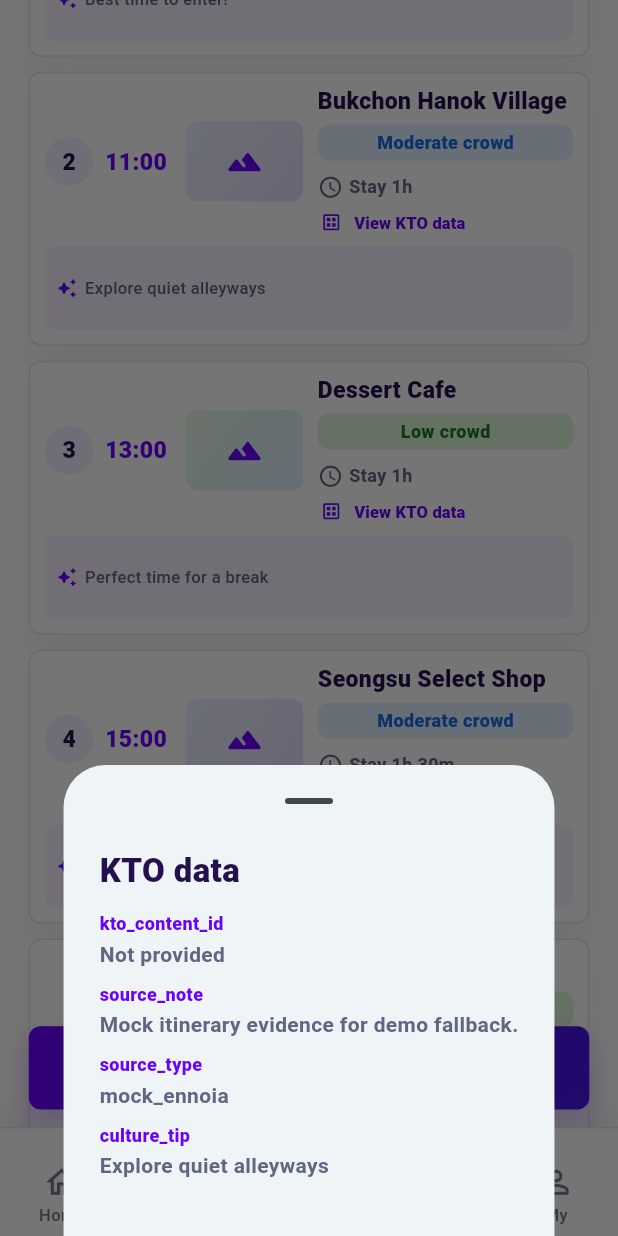
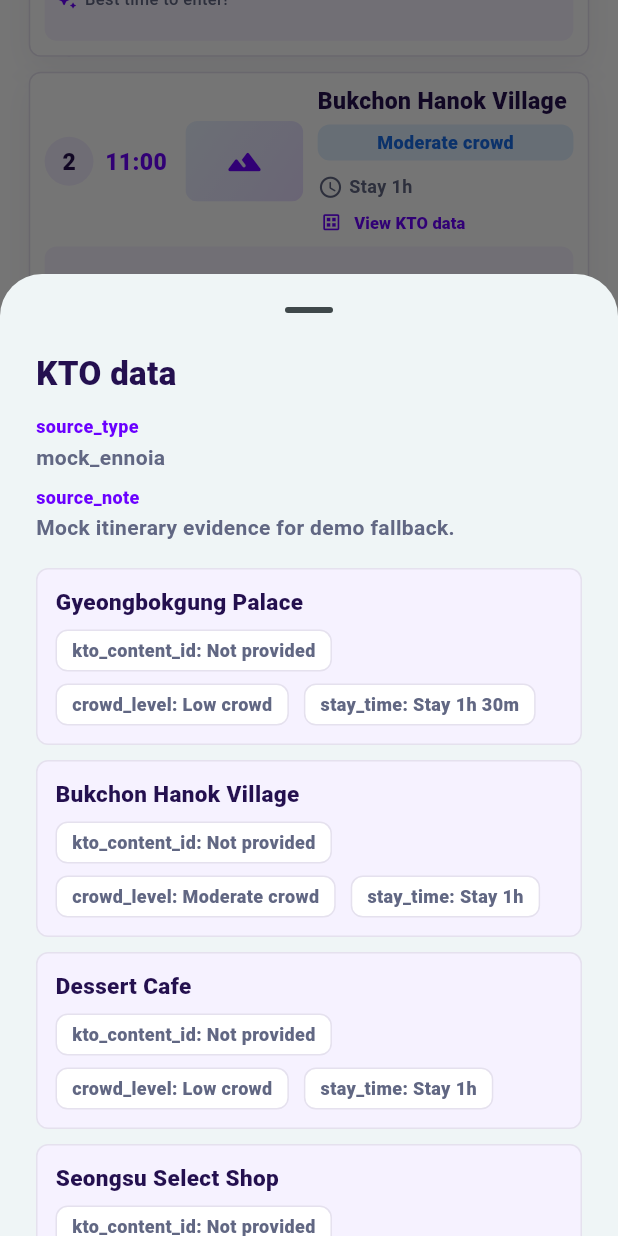
Before and after one commit to choihyungyu0/NoriGo, a Flutter app: the AiItineraryPlannerScreen screen opened by its route, scrolled down 576 dp, after a tap on "View KTO data", on a phone screen of 412 x 824 dp. Run offline on Flutter 3.47's test engine with Material 3 defaults, Android fonts, the phone set to English and light mode, and no system bars; our stand-ins replace camera, supabase_flutter; accounts and stored records are empty.

Commit message:
Stabilize AI itinerary demo flow

```diff
--- a/lib/features/ennoia/domain/itinerary_agent_result.dart
+++ b/lib/features/ennoia/domain/itinerary_agent_result.dart
@@ -28,7 +28,8 @@
       sourceType == 'ennoia' ||
       sourceType == 'ennoia_kto_mcp' ||
       sourceType == 'kto_openapi_ennoia' ||
-      sourceType == 'kto_openapi_fallback';
+      sourceType == 'kto_openapi_fallback' ||
+      sourceType.contains('fallback');
 
   factory ItineraryAgentResult.fromJson(Map<String, Object?> json) {
     final data = _nestedMap(json) ?? json;
@@ -199,6 +200,7 @@
       if (normalized == 'ennoia_kto_mcp') return 'ennoia_kto_mcp';
       if (normalized == 'kto_openapi_ennoia') return 'kto_openapi_ennoia';
       if (normalized == 'kto_openapi_fallback') return 'kto_openapi_fallback';
+      if (normalized.contains('fallback')) return normalized;
       if (normalized == 'ennoia') return 'ennoia';
     }
 
--- a/lib/features/itinerary/application/ai_itinerary_controller.dart
+++ b/lib/features/itinerary/application/ai_itinerary_controller.dart
@@ -35,30 +35,49 @@
   String _persistenceLabel = 'Local mock only';
   String? _errorMessage;
   String? _snackBarMessage;
+  String? _persistedPlanId;
   ItineraryRequest? _currentRequest;
   ItineraryAgentResult? _currentResult;
   ItineraryPlan? _plan;
+  Future<void>? _generationFuture;
 
   AiItineraryStatus get status => _status;
   ItineraryPlan? get plan => _plan;
   String? get errorMessage => _errorMessage;
   String get sourceType => _sourceType;
   String get persistenceLabel => _persistenceLabel;
+  String? get persistedPlanId => _persistedPlanId;
   bool get isLoading => _status == AiItineraryStatus.loading;
   bool get isSaving => _status == AiItineraryStatus.saving;
   bool get isGeneratingEnnoia => isLoading;
   String get sourceLabel {
-    return switch (_sourceType) {
-      'kto_openapi_ennoia' => 'KTO OpenAPI + ennoia',
-      'kto_openapi_fallback' => 'KTO fallback + ennoia',
-      'ennoia_kto_mcp' || 'ennoia' => 'ennoia + KTO MCP',
-      _ => 'Mock ennoia',
-    };
+    final sourceType = _sourceType.toLowerCase();
+    if (sourceType == 'kto_openapi_ennoia') return 'KTO OpenAPI + ennoia';
+    if (sourceType == 'ennoia_kto_mcp') return 'ennoia + KTO MCP';
+    if (sourceType.contains('fallback') || sourceType.contains('mock')) {
+      return 'Demo fallback';
+    }
+    return 'Generated itinerary';
   }
 
   Future<void> generateItinerary(ItineraryRequest request) async {
     if (_disposed) return;
 
+    final inFlight = _generationFuture;
+    if (inFlight != null) return inFlight;
+
+    final future = _generateItinerary(request);
+    _generationFuture = future;
+    try {
+      await future;
+    } finally {
+      if (identical(_generationFuture, future)) {
+        _generationFuture = null;
+      }
+    }
+  }
+
+  Future<void> _generateItinerary(ItineraryRequest request) async {
     _status = AiItineraryStatus.loading;
     _errorMessage = null;
     _snackBarMessage = null;
@@ -72,15 +91,10 @@
       _currentResult = result;
       _plan = result.toItineraryPlan();
       _sourceType = result.isRealEnnoia ? result.sourceType : 'mock_ennoia';
-      _persistenceLabel = result.persisted
-          ? 'Saved to Supabase'
-          : 'Local mock only';
+      _persistedPlanId = result.persistedPlanId;
+      _persistenceLabel = _persistenceLabelForResult(result);
       _status = AiItineraryStatus.loaded;
       _safeNotifyListeners();
-
-      if (result.isRealEnnoia && !result.persisted) {
-        await saveCurrentPlan();
-      }
     } catch (error) {
       final message = _messageForError(error);
       developer.log(
@@ -136,9 +150,8 @@
 
     if (!hasSession) {
       _status = AiItineraryStatus.loaded;
-      _persistenceLabel = 'Local mock only';
-      _snackBarMessage =
-          'Itinerary generated, but saving requires a Supabase session.';
+      _persistenceLabel = 'Generated, but not saved to Supabase.';
+      _snackBarMessage = 'Generated, but not saved to Supabase.';
       _safeNotifyListeners();
       return false;
     }
@@ -158,9 +171,8 @@
       );
       if (_disposed) return false;
       _status = AiItineraryStatus.loaded;
-      _persistenceLabel = 'Local mock only';
-      _snackBarMessage =
-          'Itinerary generated, but saving requires a Supabase session.';
+      _persistenceLabel = 'Generated, but not saved to Supabase.';
+      _snackBarMessage = 'Generated, but not saved to Supabase.';
       _safeNotifyListeners();
       return false;
     }
@@ -182,6 +194,7 @@
       _currentResult = fallback;
       _plan = fallback.toItineraryPlan();
       _sourceType = 'mock_ennoia';
+      _persistedPlanId = null;
       _persistenceLabel = 'Local mock only';
       _status = AiItineraryStatus.loaded;
     } catch (_) {
@@ -218,4 +231,10 @@
 
     return 'Unable to reach KTO OpenAPI + ennoia.';
   }
+
+  String _persistenceLabelForResult(ItineraryAgentResult result) {
+    if (result.persisted) return 'Saved to Supabase';
+    if (result.isRealEnnoia) return 'Generated, but not saved to Supabase.';
+    return 'Local mock only';
+  }
 }
--- a/lib/features/itinerary/presentation/ai_itinerary_planner_screen.dart
+++ b/lib/features/itinerary/presentation/ai_itinerary_planner_screen.dart
@@ -108,6 +108,7 @@
   }
 
   Future<void> _generateWithEnnoia() async {
+    if (_controller.isGeneratingEnnoia) return;
     await _controller.generateItinerary(
       const ItineraryRequestBuilder().build(),
     );
@@ -293,6 +294,7 @@
                                   plan: plan,
                                   scale: scale,
                                   onCrowdAlertDemo: _openCrowdAlertDemo,
+                                  persistedPlanId: _controller.persistedPlanId,
                                 ),
                                 SizedBox(height: 12 * scale),
                                 _RouteSummaryCard(plan: plan, scale: scale),
@@ -598,9 +600,15 @@
       children: [
         Row(
           children: [
-            _AgentSourceBadge(label: sourceLabel, scale: scale),
+            Flexible(
+              flex: 4,
+              child: _AgentSourceBadge(label: sourceLabel, scale: scale),
+            ),
             SizedBox(width: 10 * scale),
-            _PersistenceBadge(label: persistenceLabel, scale: scale),
+            Flexible(
+              flex: 5,
+              child: _PersistenceBadge(label: persistenceLabel, scale: scale),
+            ),
           ],
         ),
         SizedBox(height: 8 * scale),
@@ -654,16 +662,25 @@
   @override
   Widget build(BuildContext context) {
     final isSaved = label == 'Saved to Supabase';
+    final isUnsaved = label == 'Generated, but not saved to Supabase.';
     return Container(
       height: 32 * scale,
-      constraints: BoxConstraints(maxWidth: 136 * scale),
+      constraints: BoxConstraints(maxWidth: 228 * scale),
       padding: EdgeInsets.symmetric(horizontal: 10 * scale),
       alignment: Alignment.center,
       decoration: BoxDecoration(
-        color: isSaved ? _PlannerColors.lowCrowdBg : const Color(0xFFFFF4DF),
+        color: isSaved
+            ? _PlannerColors.lowCrowdBg
+            : isUnsaved
+            ? const Color(0xFFFFF4DF)
+            : _PlannerColors.tipBg,
         borderRadius: BorderRadius.circular(8),
         border: Border.all(
-          color: isSaved ? const Color(0xFFC7EBC0) : const Color(0xFFECD7AA),
+          color: isSaved
+              ? const Color(0xFFC7EBC0)
+              : isUnsaved
+              ? const Color(0xFFECD7AA)
+              : _PlannerColors.border,
         ),
       ),
       child: FittedBox(
@@ -674,7 +691,9 @@
           style: TextStyle(
             color: isSaved
                 ? _PlannerColors.lowCrowdText
-                : const Color(0xFF8A5D0B),
+                : isUnsaved
+                ? const Color(0xFF8A5D0B)
+                : _PlannerColors.purple,
             fontSize: 12 * scale,
             fontWeight: FontWeight.w900,
             height: 1,
@@ -695,16 +714,25 @@
   Widget build(BuildContext context) {
     final isReal =
         label == 'ennoia + KTO MCP' || label == 'KTO OpenAPI + ennoia';
+    final isFallback = label == 'Demo fallback';
     return Container(
       height: 32 * scale,
-      constraints: BoxConstraints(maxWidth: 136 * scale),
+      constraints: BoxConstraints(maxWidth: 172 * scale),
       padding: EdgeInsets.symmetric(horizontal: 10 * scale),
       alignment: Alignment.center,
       decoration: BoxDecoration(
-        color: isReal ? _PlannerColors.lowCrowdBg : _PlannerColors.tipBg,
+        color: isReal
+            ? _PlannerColors.lowCrowdBg
+            : isFallback
+            ? const Color(0xFFFFF4DF)
+            : _PlannerColors.tipBg,
         borderRadius: BorderRadius.circular(8),
         border: Border.all(
-          color: isReal ? const Color(0xFFC7EBC0) : _PlannerColors.border,
+          color: isReal
+              ? const Color(0xFFC7EBC0)
+              : isFallback
+              ? const Color(0xFFECD7AA)
+              : _PlannerColors.border,
         ),
       ),
       child: FittedBox(
@@ -713,7 +741,11 @@
           label,
           maxLines: 1,
           style: TextStyle(
-            color: isReal ? _PlannerColors.lowCrowdText : _PlannerColors.purple,
+            color: isReal
+                ? _PlannerColors.lowCrowdText
+                : isFallback
+                ? const Color(0xFF8A5D0B)
+                : _PlannerColors.purple,
             fontSize: 12 * scale,
             fontWeight: FontWeight.w900,
             height: 1,
@@ -886,11 +918,13 @@
     required this.plan,
     required this.scale,
     required this.onCrowdAlertDemo,
+    required this.persistedPlanId,
   });
 
   final ItineraryPlan plan;
   final double scale;
   final VoidCallback onCrowdAlertDemo;
+  final String? persistedPlanId;
 
   @override
   Widget build(BuildContext context) {
@@ -908,8 +942,9 @@
             isFirst: index == 0,
             isLast: index == items.length - 1,
             scale: scale,
-            sourceNote: plan.sourceNote,
             sourceType: _sourceTypeForDetails(plan.sourceType),
+            plan: plan,
+            persistedPlanId: persistedPlanId,
             onTap: opensCrowdAlert ? onCrowdAlertDemo : null,
           ),
         );
@@ -934,8 +969,9 @@
     required this.isFirst,
     required this.isLast,
     required this.scale,
-    required this.sourceNote,
     required this.sourceType,
+    required this.plan,
+    required this.persistedPlanId,
     this.onTap,
   });
 
@@ -943,8 +979,9 @@
   final bool isFirst;
   final bool isLast;
   final double scale;
-  final String? sourceNote;
   final String sourceType;
+  final ItineraryPlan plan;
+  final String? persistedPlanId;
   final VoidCallback? onTap;
 
   @override
@@ -960,14 +997,16 @@
               ? _CompactItineraryContent(
                   item: item,
                   scale: scale,
-                  sourceNote: sourceNote,
                   sourceType: sourceType,
+                  plan: plan,
+                  persistedPlanId: persistedPlanId,
                 )
               : _WideItineraryContent(
                   item: item,
                   scale: scale,
-                  sourceNote: sourceNote,
                   sourceType: sourceType,
+                  plan: plan,
+                  persistedPlanId: persistedPlanId,
                 ),
         );
 
@@ -1009,14 +1048,16 @@
   const _WideItineraryContent({
     required this.item,
     required this.scale,
-    required this.sourceNote,
     required this.sourceType,
+    required this.plan,
+    required this.persistedPlanId,
   });
 
   final ItineraryItem item;
   final double scale;
-  final String? sourceNote;
   final String sourceType;
+  final ItineraryPlan plan;
+  final String? persistedPlanId;
 
   @override
   Widget build(BuildContext context) {
@@ -1043,8 +1084,9 @@
           child: _ItineraryDetails(
             item: item,
             scale: scale,
-            sourceNote: sourceNote,
             sourceType: sourceType,
+            plan: plan,
+            persistedPlanId: persistedPlanId,
           ),
         ),
         SizedBox(width: 8 * scale),
@@ -1058,14 +1100,16 @@
   const _CompactItineraryContent({
     required this.item,
     required this.scale,
-    required this.sourceNote,
     required this.sourceType,
+    required this.plan,
+    required this.persistedPlanId,
   });
 
   final ItineraryItem item;
   final double scale;
-  final String? sourceNote;
   final String sourceType;
+  final ItineraryPlan plan;
+  final String? persistedPlanId;
 
   @override
   Widget build(BuildContext context) {
@@ -1093,8 +1137,9 @@
               child: _ItineraryDetails(
                 item: item,
                 scale: scale,
-                sourceNote: sourceNote,
                 sourceType: sourceType,
+                plan: plan,
+                persistedPlanId: persistedPlanId,
               ),
             ),
           ],
@@ -1198,14 +1243,16 @@
   const _ItineraryDetails({
     required this.item,
     required this.scale,
-    required this.sourceNote,
     required this.sourceType,
+    required this.plan,
+    required this.persistedPlanId,
   });
 
   final ItineraryItem item;
   final double scale;
-  final String? sourceNote;
   final String sourceType;
+  final ItineraryPlan plan;
+  final String? persistedPlanId;
 
   @override
   Widget build(BuildContext context) {
@@ -1238,7 +1285,12 @@
         SizedBox(height: 4 * scale),
         TextButton.icon(
           key: ValueKey('viewKtoData-${item.id}'),
-          onPressed: () => _showKtoData(context),
+          onPressed: () => _showKtoDataEvidence(
+            context,
+            plan: plan,
+            sourceType: sourceType,
+            persistedPlanId: persistedPlanId,
+          ),
           icon: Icon(Icons.dataset_outlined, size: 15 * scale),
           label: Text(
             'View KTO data',
@@ -1257,18 +1309,49 @@
       ],
     );
   }
-
-  void _showKtoData(BuildContext context) {
+}
+
+void _showKtoDataEvidence(
+  BuildContext context, {
+  required ItineraryPlan plan,
+  required String sourceType,
+  required String? persistedPlanId,
+}) {
   showModalBottomSheet<void>(
     context: context,
     showDragHandle: true,
+    isScrollControlled: true,
     builder: (context) {
+      final height = MediaQuery.sizeOf(context).height * 0.72;
       return SafeArea(
-          child: Padding(
-            padding: const EdgeInsets.fromLTRB(24, 8, 24, 28),
-            child: Column(
-              mainAxisSize: MainAxisSize.min,
-              crossAxisAlignment: CrossAxisAlignment.start,
+        child: SizedBox(
+          height: height,
+          child: _KtoEvidenceSheet(
+            plan: plan,
+            sourceType: sourceType,
+            persistedPlanId: persistedPlanId,
+          ),
+        ),
+      );
+    },
+  );
+}
+
+class _KtoEvidenceSheet extends StatelessWidget {
+  const _KtoEvidenceSheet({
+    required this.plan,
+    required this.sourceType,
+    required this.persistedPlanId,
+  });
+
+  final ItineraryPlan plan;
+  final String sourceType;
+  final String? persistedPlanId;
+
+  @override
+  Widget build(BuildContext context) {
+    return ListView(
+      padding: const EdgeInsets.fromLTRB(24, 4, 24, 28),
       children: [
         const Text(
           'KTO data',
@@ -1279,21 +1362,89 @@
           ),
         ),
         const SizedBox(height: 12),
+        _KtoDataRow(label: 'source_type', value: sourceType),
+        if (persistedPlanId != null)
+          _KtoDataRow(label: 'persistedPlanId', value: persistedPlanId!),
         _KtoDataRow(
+          label: 'source_note',
+          value: plan.sourceNote ?? 'Generated from the current itinerary.',
+        ),
+        const SizedBox(height: 8),
+        ...plan.items.map(_KtoEvidenceItemRow.new),
+      ],
+    );
+  }
+}
+
+class _KtoEvidenceItemRow extends StatelessWidget {
+  const _KtoEvidenceItemRow(this.item);
+
+  final ItineraryItem item;
+
+  @override
+  Widget build(BuildContext context) {
+    return Container(
+      margin: const EdgeInsets.only(bottom: 10),
+      padding: const EdgeInsets.all(12),
+      decoration: BoxDecoration(
+        color: _PlannerColors.tipBg,
+        borderRadius: BorderRadius.circular(8),
+        border: Border.all(color: _PlannerColors.border),
+      ),
+      child: Column(
+        crossAxisAlignment: CrossAxisAlignment.start,
+        children: [
+          Text(
+            item.placeName,
+            style: const TextStyle(
+              color: _PlannerColors.deepPurple,
+              fontSize: 15,
+              fontWeight: FontWeight.w900,
+            ),
+          ),
+          const SizedBox(height: 8),
+          Wrap(
+            spacing: 10,
+            runSpacing: 8,
+            children: [
+              _KtoEvidencePill(
                 label: 'kto_content_id',
                 value: item.contentId ?? 'Not provided',
               ),
-                _KtoDataRow(
-                  label: 'source_note',
-                  value: sourceNote ?? 'Generated from the current itinerary.',
-                ),
-                _KtoDataRow(label: 'source_type', value: sourceType),
-                _KtoDataRow(label: 'culture_tip', value: item.aiTip),
-              ],
-            ),
-          ),
-        );
-      },
+              _KtoEvidencePill(label: 'crowd_level', value: item.crowdLabel),
+              _KtoEvidencePill(label: 'stay_time', value: item.stayTime),
+            ],
+          ),
+        ],
+      ),
+    );
+  }
+}
+
+class _KtoEvidencePill extends StatelessWidget {
+  const _KtoEvidencePill({required this.label, required this.value});
+
+  final String label;
+  final String value;
+
+  @override
+  Widget build(BuildContext context) {
+    return Container(
+      padding: const EdgeInsets.symmetric(horizontal: 10, vertical: 7),
+      decoration: BoxDecoration(
+        color: _PlannerColors.white,
+        borderRadius: BorderRadius.circular(8),
+        border: Border.all(color: _PlannerColors.border),
+      ),
+      child: Text(
+        '$label: $value',
+        style: const TextStyle(
+          color: _PlannerColors.textSub,
+          fontSize: 12,
+          fontWeight: FontWeight.w800,
+          height: 1,
+        ),
+      ),
     );
   }
 }
```
Also changed, not shown: 4 other files. Lines whose indentation alone changed are shown as unchanged.
